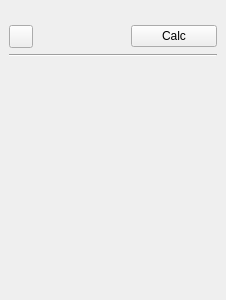
Before: the Qt Designer form src/molcalcwidgetbase.ui in KDE/kalzium, drawn with Qt 5.
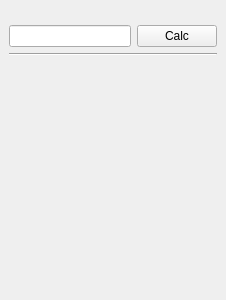
After: the same form once the commit is applied. Custom widgets are drawn as their Qt base class.

```diff
--- a/src/molcalcwidgetbase.ui
+++ b/src/molcalcwidgetbase.ui
@@ -43,13 +43,6 @@
      <property name="spacing" >
       <number>6</number>
      </property>
-     <item>
-      <widget class="QToolButton" name="clearButton" >
-       <property name="text" >
-        <string/>
-       </property>
-      </widget>
-     </item>
      <item>
       <widget class="KLineEdit" name="formulaEdit" />
      </item>
@@ -142,7 +135,7 @@
  <customwidgets>
   <customwidget>
    <class>KLineEdit</class>
-   <extends></extends>
+   <extends>QLineEdit</extends>
    <header>klineedit.h</header>
    <container>0</container>
    <pixmap></pixmap>
```
Left out of the diff: 24 changed lines with no effect on the pictures.
